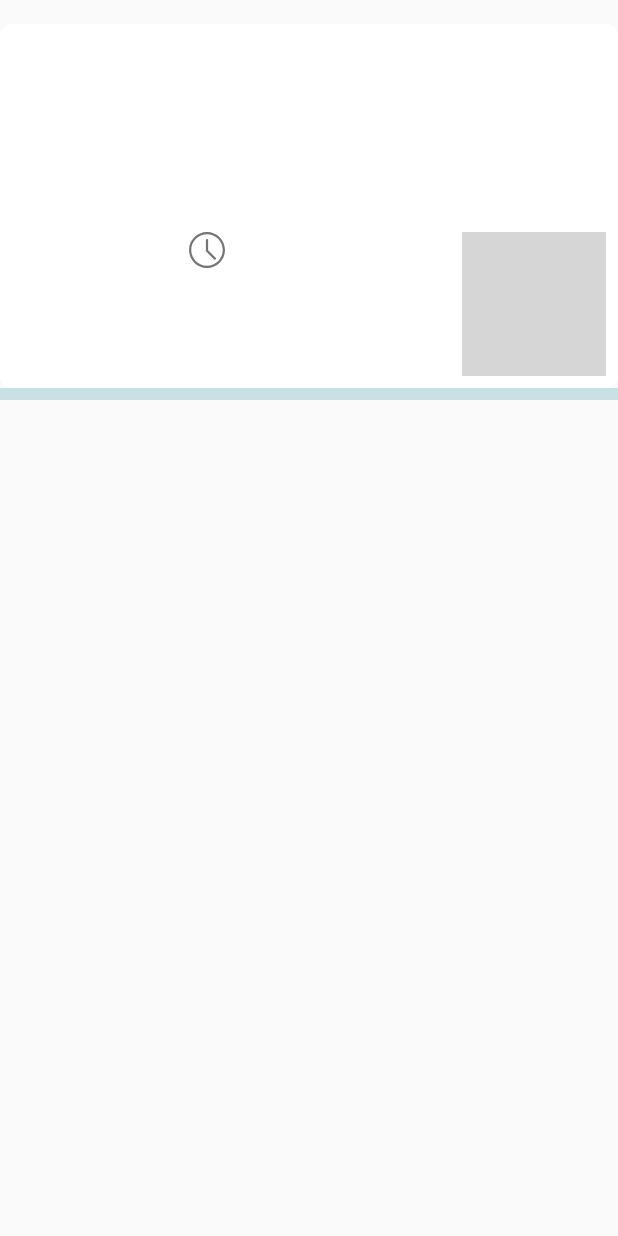
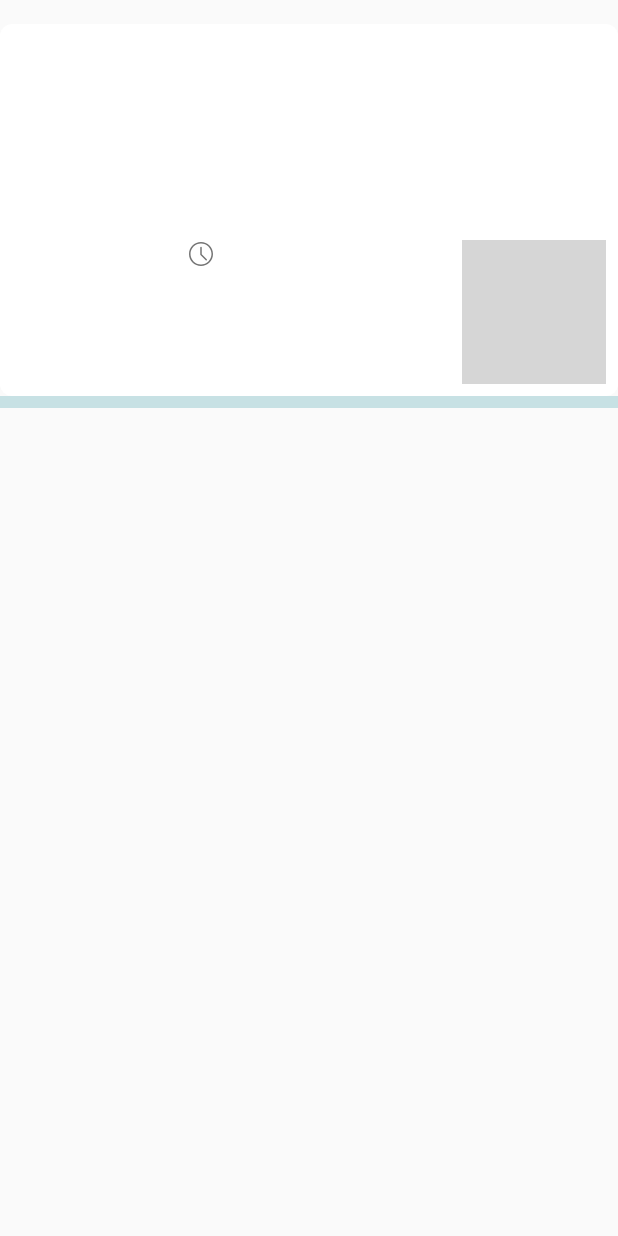
Before and after one commit to ToaMatatoa/CoronaNews, an Android app: the layout news_list_item.xml on its own in the app's theme, with its tools: preview values and no code run, on a phone screen of 412 x 824 dp. Run offline under Robolectric (Android 15) with nearby library versions, the phone set to English and light mode, and no system bars; network calls fail; grey boxes are pictures that could not be loaded.

Commit message:
updated ic_clock.xml, ic_news_placeholder.xml, corona_news.xml, news_list_item.xml, build.gradle

```diff
--- a/app/build.gradle
+++ b/app/build.gradle
@@ -68,4 +68,6 @@
     annotationProcessor "android.arch.persistence.room:compiler:1.1.1"
     //Glide
     implementation 'com.github.bumptech.glide:glide:4.11.0'
+    // Chrome Tabs
+    implementation 'androidx.browser:browser:1.2.0'
 }
--- a/app/src/main/java/com/example/coronanews/MainActivity.kt
+++ b/app/src/main/java/com/example/coronanews/MainActivity.kt
@@ -11,7 +11,9 @@
 class MainActivity : AppCompatActivity() {
 
     override fun onCreate(savedInstanceState: Bundle?) {
+
         supportActionBar?.hide()
+
         super.onCreate(savedInstanceState)
         setContentView(R.layout.corona_news)
         val bottomNav: BottomNavigationView = findViewById(R.id.bottom_navigation)
--- /dev/null
+++ b/app/src/main/java/com/example/coronanews/graph/model/RemoteStatisticsDataSource.kt
@@ -0,0 +1,4 @@
+package com.example.coronanews.graph.model
+
+class RemoteStatisticsDataSource {
+}
--- a/app/src/main/java/com/example/coronanews/graph/ui/GraphFragment.kt
+++ b/app/src/main/java/com/example/coronanews/graph/ui/GraphFragment.kt
@@ -15,8 +15,4 @@
     ): View? {
         return inflater.inflate(R.layout.fragment_graph, container, false)
     }
-
-    override fun onActivityCreated(savedInstanceState: Bundle?) {
-        super.onActivityCreated(savedInstanceState)
-    }
 }
--- a/app/src/main/java/com/example/coronanews/news/data/RemoteNewsDataSource.kt
+++ b/app/src/main/java/com/example/coronanews/news/data/RemoteNewsDataSource.kt
@@ -5,12 +5,12 @@
 
 class RemoteNewsDataSource {
 
-    private val retrofitNewsService by lazy { RetrofitClient.newsWebService() }
+    private val retrofitNewsService by lazy { RetrofitNewsClient.newsWebService() }
 
     fun getNewsList(): Single<List<NewsResponse.Article>> {
         return retrofitNewsService.getNewsList(
             country = "UA", topic = "news", language = "en",
             sortBy = "date", pageSize = 20, haveImage = true, pageNumber = 1, searchWord = "covid"
-        ).map { it.data }
+        ) .map { it.data }
     }
 }
--- a/app/src/main/java/com/example/coronanews/news/ui/NewsContract.kt
+++ b/app/src/main/java/com/example/coronanews/news/ui/NewsContract.kt
@@ -6,7 +6,7 @@
 
     interface View {
         fun showNews(newsDataItems: List<NewsResponse.Article>)
-    }
+     }
 
     interface Presenter {
         fun getNews()
--- a/app/src/main/java/com/example/coronanews/news/ui/NewsPresenter.kt
+++ b/app/src/main/java/com/example/coronanews/news/ui/NewsPresenter.kt
@@ -1,7 +1,9 @@
 package com.example.coronanews.news.ui
 
 import android.util.Log
+import androidx.lifecycle.MutableLiveData
 import com.example.coronanews.news.data.NewsRepositoryProvider
+import com.example.coronanews.news.model.NewsResponse
 import io.reactivex.android.schedulers.AndroidSchedulers
 import io.reactivex.disposables.CompositeDisposable
 import io.reactivex.schedulers.Schedulers
@@ -10,8 +12,9 @@
 
     private val newsRepository = NewsRepositoryProvider.newsRepositoryProvider()
     private val compositeDisposable = CompositeDisposable()
+    var entries = MutableLiveData<ArrayList<NewsResponse.Article>>()
 
-         override fun getNews() {
+    override fun getNews() {
         compositeDisposable.add(
             newsRepository.getNewsList()
                 .subscribeOn(Schedulers.io())
--- a/app/src/main/res/drawable/ic_clock.xml
+++ b/app/src/main/res/drawable/ic_clock.xml
@@ -1,6 +1,6 @@
 <vector xmlns:android="http://schemas.android.com/apk/res/android"
-    android:width="24dp"
-    android:height="24dp"
+    android:width="16dp"
+    android:height="16dp"
     android:viewportWidth="512"
     android:viewportHeight="512">
     <path
--- a/app/src/main/res/drawable/ic_news_placeholder.xml
+++ b/app/src/main/res/drawable/ic_news_placeholder.xml
@@ -1,6 +1,6 @@
 <vector xmlns:android="http://schemas.android.com/apk/res/android"
-    android:width="80dp"
-    android:height="80dp"
+    android:width="60dp"
+    android:height="60dp"
     android:viewportWidth="430.088"
     android:viewportHeight="430.088">
     <path
--- a/app/src/main/res/layout/corona_news.xml
+++ b/app/src/main/res/layout/corona_news.xml
@@ -1,6 +1,5 @@
 <?xml version="1.0" encoding="utf-8"?>
-<androidx.constraintlayout.widget.ConstraintLayout
-    xmlns:android="http://schemas.android.com/apk/res/android"
+<androidx.constraintlayout.widget.ConstraintLayout xmlns:android="http://schemas.android.com/apk/res/android"
     xmlns:app="http://schemas.android.com/apk/res-auto"
     xmlns:tools="http://schemas.android.com/tools"
     android:layout_width="match_parent"
--- a/app/src/main/res/layout/news_list_item.xml
+++ b/app/src/main/res/layout/news_list_item.xml
@@ -24,7 +24,6 @@
         android:layout_width="110dp"
         android:layout_height="wrap_content"
         android:contentDescription="@null"
-        android:scaleType="fitXY"
         app:layout_constraintBottom_toTopOf="@id/v_bottom"
         app:layout_constraintStart_toStartOf="@id/v_background_white"
         app:layout_constraintTop_toTopOf="@id/v_background_white" />
```
Also changed, not shown: app/src/main/java/com/example/coronanews/news/data/RetrofitNewsClient.kt (renamed from app/src/main/java/com/example/coronanews/news/data/RetrofitClient.kt, +1 -14 lines).
